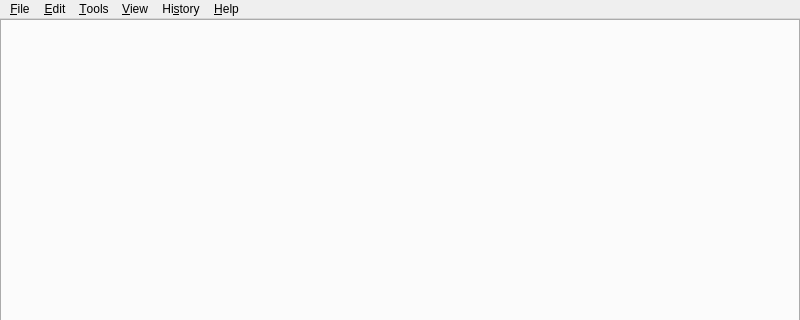
First picture: the form in UI/dooble.ui, repository textbrowser/dooble, before the edit; both pictures show x 0 to 800 and y 0 to 320 of the 800 by 600 pixel window.
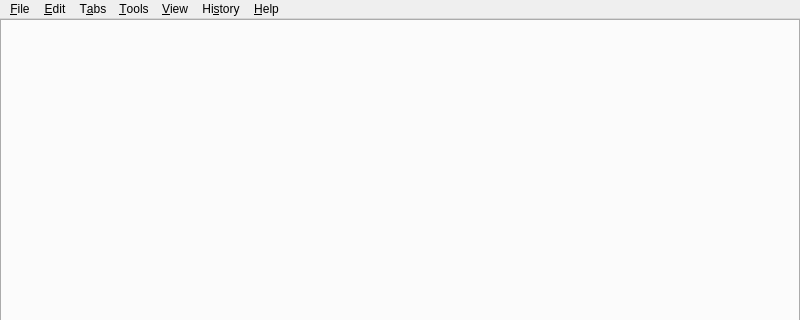
Second picture: the form after the edit. Icons and pictures are not drawn. Custom widgets are drawn as their Qt base class.

Commit message: Tab positions.

```diff
--- a/UI/dooble.ui
+++ b/UI/dooble.ui
@@ -45,7 +45,7 @@
      <x>0</x>
      <y>0</y>
      <width>800</width>
-     <height>32</height>
+     <height>30</height>
     </rect>
    </property>
    <widget class="QMenu" name="menu_file">
@@ -78,8 +78,14 @@
      <string>Hi&amp;story</string>
     </property>
    </widget>
+   <widget class="QMenu" name="menu_tabs">
+    <property name="title">
+     <string>T&amp;abs</string>
+    </property>
+   </widget>
    <addaction name="menu_file"/>
    <addaction name="menu_edit"/>
+   <addaction name="menu_tabs"/>
    <addaction name="menu_tools"/>
    <addaction name="menu_view"/>
    <addaction name="menu_history"/>
```
The commit also changes 2 other files.
